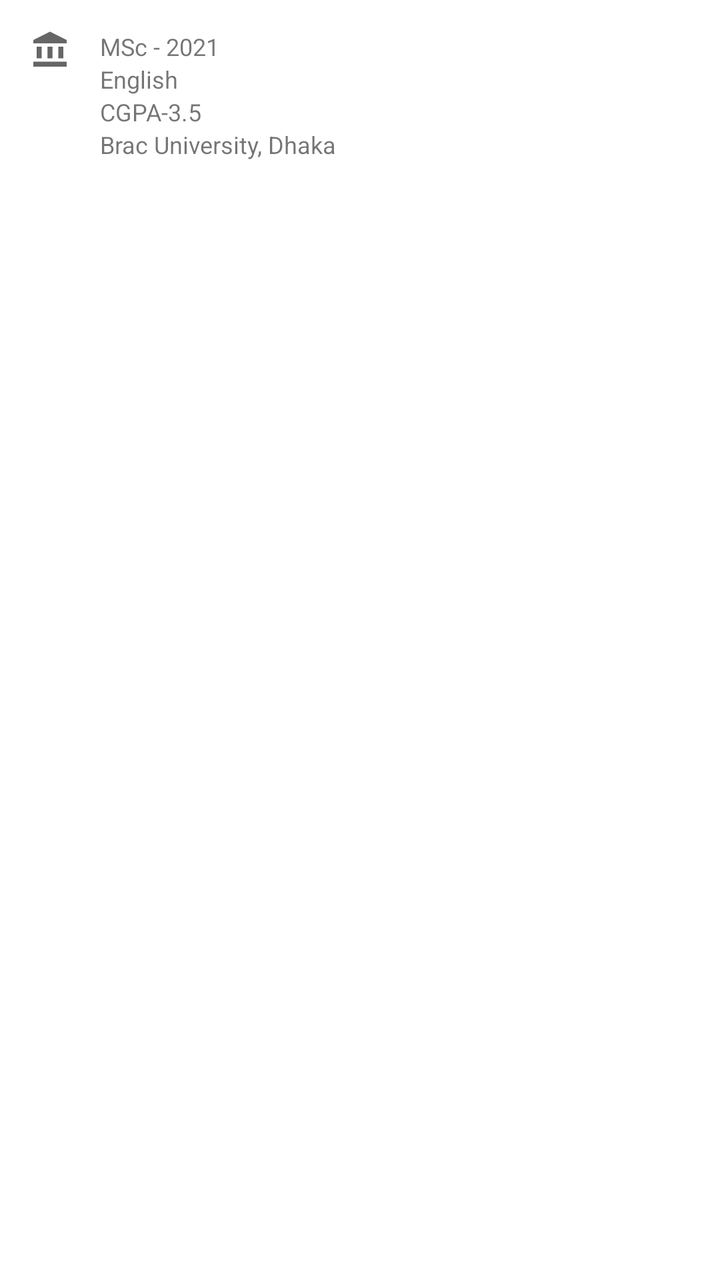
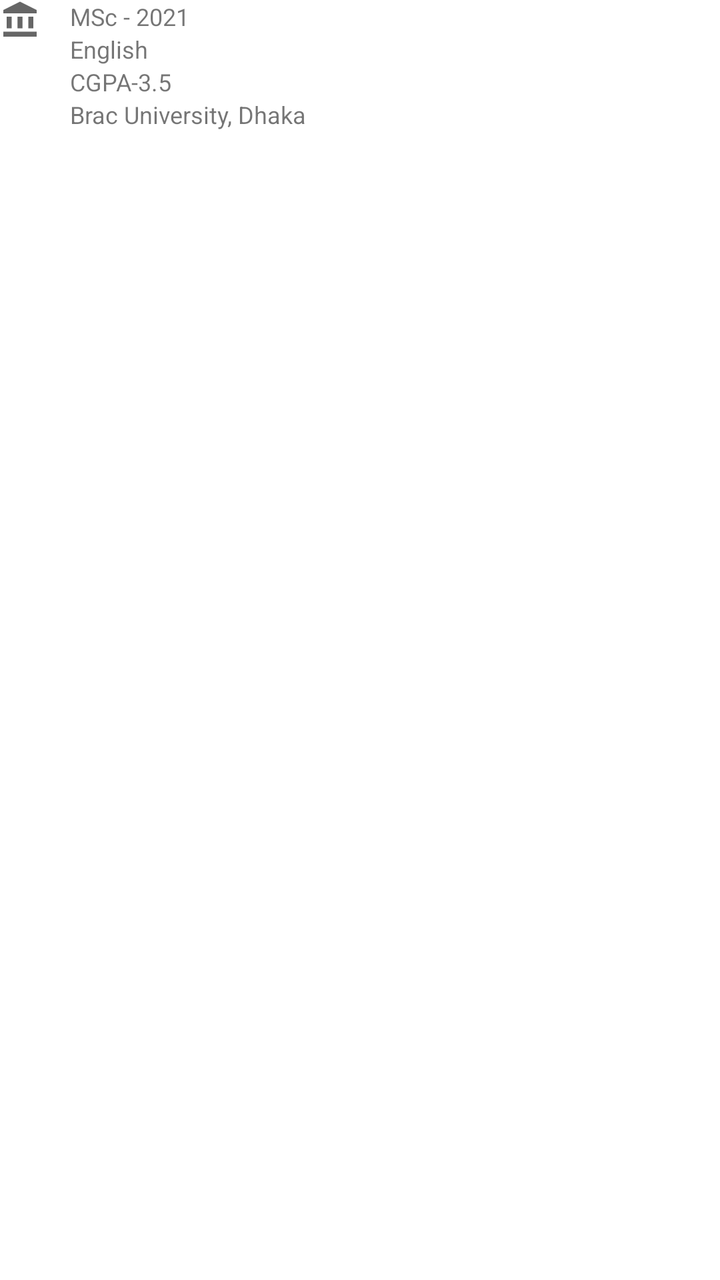

An Android layout rendered at two revisions. The XML below is the earlier revision; the diff shows what the commit changed to produce the second picture.
<!-- AndroidManifest.xml: application theme AppTheme -->
<!-- res/layout/item_education.xml -->
<?xml version="1.0" encoding="utf-8"?>
<LinearLayout xmlns:android="http://schemas.android.com/apk/res/android"
    android:padding="15dp"
    android:orientation="horizontal"
    android:layout_marginBottom="5dp"
    android:background="@color/colorWhite"
    android:layout_width="match_parent"
    android:layout_height="wrap_content">

    <ImageView
        android:src="@drawable/ic_baseline_account_balance_24"
        android:layout_marginEnd="15dp"
        android:layout_width="20dp"
        android:layout_height="20dp"/>
    <LinearLayout
        android:orientation="vertical"
        android:layout_width="match_parent"
        android:layout_height="wrap_content">
        <TextView
            android:id="@+id/item_title"
            android:text="MSc - 2021"
            android:textSize="12sp"
            android:layout_width="wrap_content"
            android:layout_height="wrap_content"/>
        <TextView
            android:id="@+id/item_subject"
            android:text="English"
            android:textSize="12sp"
            android:layout_width="wrap_content"
            android:layout_height="wrap_content"/>
        <TextView
            android:id="@+id/item_result"
            android:text="CGPA-3.5"
            android:textSize="12sp"
            android:layout_width="wrap_content"
            android:layout_height="wrap_content"/>
        <TextView
            android:id="@+id/item_university"
            android:text="Brac University, Dhaka"
            android:textSize="12sp"
            android:layout_width="wrap_content"
            android:layout_height="wrap_content"/>
    </LinearLayout>

</LinearLayout>
<!-- resources referenced by this layout -->
<resources>
  <color name="colorWhite">#FFFFFF</color>
  <!-- drawable ic_baseline_account_balance_24 (drawable) -->
  <vector xmlns:android="http://schemas.android.com/apk/res/android"
      android:width="24dp"
      android:height="24dp"
      android:viewportWidth="24"
      android:viewportHeight="24"
      android:tint="?attr/colorControlNormal">
    <path
        android:fillColor="@android:color/white"
        android:pathData="M4,10h3v7h-3z"/>
    <path
        android:fillColor="@android:color/white"
        android:pathData="M10.5,10h3v7h-3z"/>
    <path
        android:fillColor="@android:color/white"
        android:pathData="M2,19h20v3h-20z"/>
    <path
        android:fillColor="@android:color/white"
        android:pathData="M17,10h3v7h-3z"/>
    <path
        android:fillColor="@android:color/white"
        android:pathData="M12,1l-10,5l0,2l20,0l0,-2z"/>
  </vector>
  <style name="AppTheme" parent="Theme.MaterialComponents.DayNight.NoActionBar">
          
          <item name="colorPrimary">@color/colorPrimary</item>
          <item name="colorPrimaryDark">@color/colorPrimaryDark</item>
          <item name="colorAccent">@color/colorAccent</item>
      </style>
  <color name="colorPrimary">#B01030</color>
  <color name="colorPrimaryDark">#530918</color>
  <color name="colorAccent">#450D18</color>
</resources>

<!-- the commit's change to res/layout/item_education.xml (unified diff, before → after) -->
@@ -1,6 +1,5 @@
 <?xml version="1.0" encoding="utf-8"?>
 <LinearLayout xmlns:android="http://schemas.android.com/apk/res/android"
-    android:padding="15dp"
     android:orientation="horizontal"
     android:layout_marginBottom="5dp"
     android:background="@color/colorWhite"
